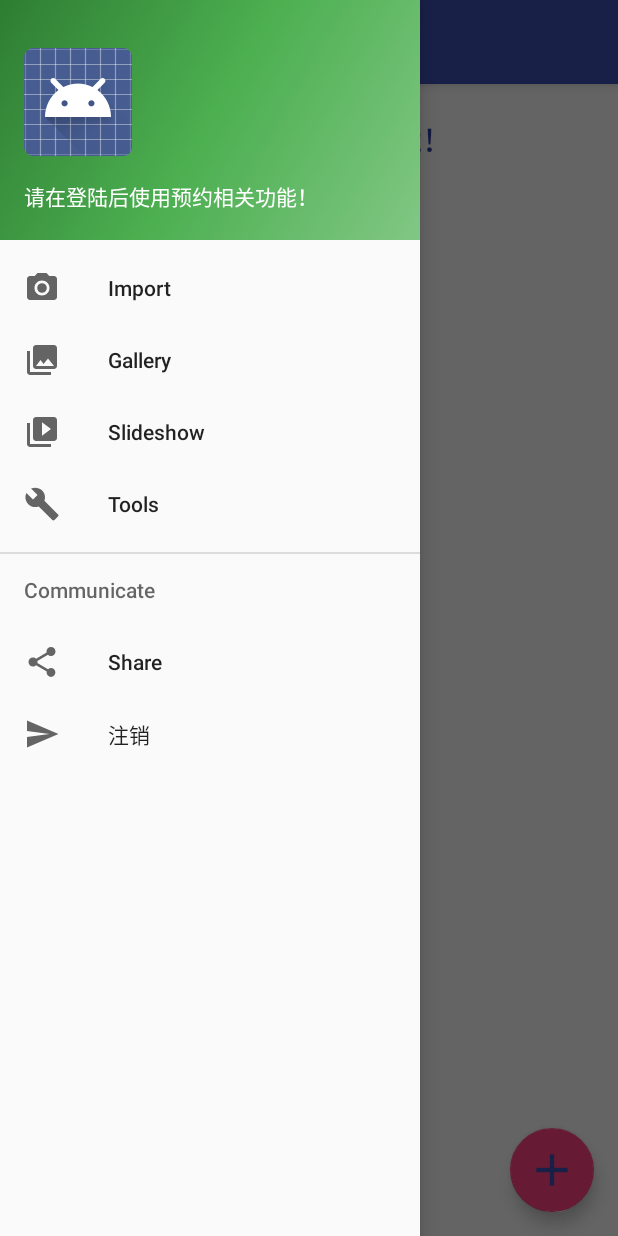
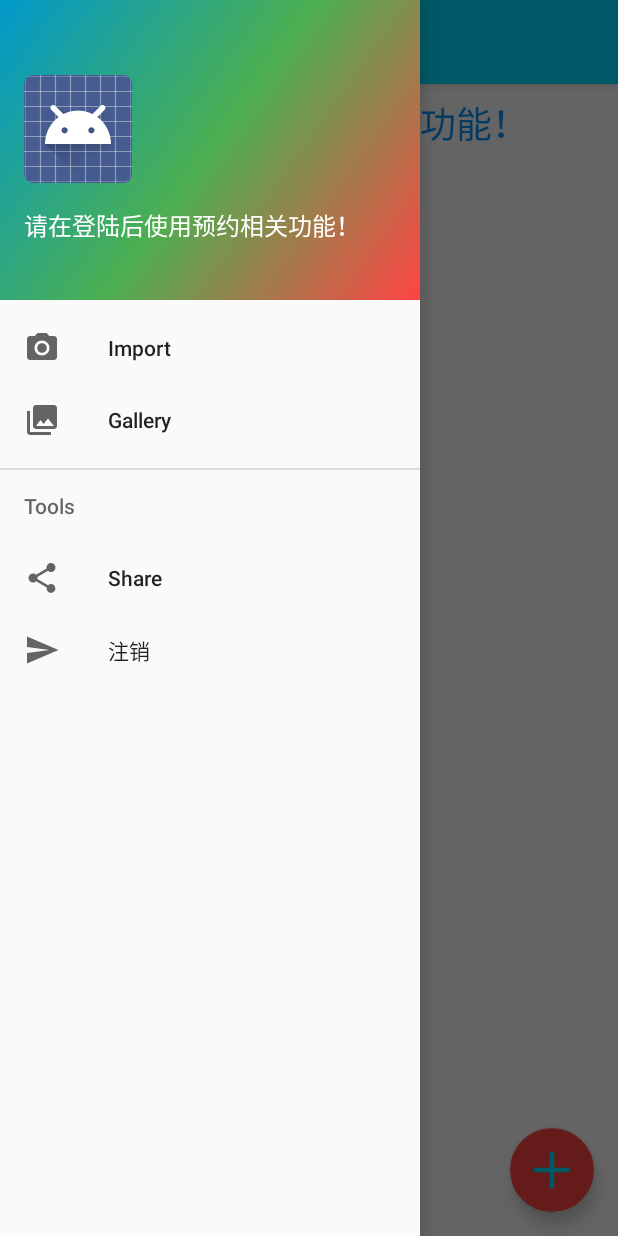
Before and after one commit to NARUTONBM/ReserveClassroom, an Android app: the screen it shows after launch (MainActivity), with the side drawer open, on a phone screen of 412 x 824 dp. Run offline under Robolectric (Android 15) with nearby library versions, the phone set to English and light mode, and no system bars; our stand-ins replace ButterKnife; 1 statement that could not run was skipped.

Commit message:
全局适配自定义主题，修复一些小bug

```diff
--- a/App/src/main/AndroidManifest.xml
+++ b/App/src/main/AndroidManifest.xml
@@ -15,7 +15,7 @@
         android:icon="@mipmap/ic_launcher"
         android:label="@string/app_name"
         android:supportsRtl="true"
-        android:theme="@style/AppTheme">
+        android:theme="@style/CustomLightBlue">
         <activity
             android:name=".activity.MainActivity"
             android:label="@string/app_name"
--- a/App/src/main/java/com/naruto/reserveclassroom/activity/MainActivity.java
+++ b/App/src/main/java/com/naruto/reserveclassroom/activity/MainActivity.java
@@ -51,7 +51,6 @@ public class MainActivity extends AppCompatActivity implements NavigationView.On
 	private Context mContext;
 	private AVUser currentUser = AVUser.getCurrentUser();
 	private TextView tv_mainpage_title;
-	private ListView lv_history;
 	private long exitTime = 0;// 创建一个记录退出时间的变量
 
 	@Override
@@ -81,7 +80,7 @@ public class MainActivity extends AppCompatActivity implements NavigationView.On
 		}
 		// 找到主页面的两个控件
 		tv_mainpage_title = (TextView) findViewById(R.id.tv_mainpage_title);
-		lv_history = (ListView) findViewById(R.id.lv_history);
+		ListView lv_history = (ListView) findViewById(R.id.lv_history);
 		if (!isLogin() || (!isLogin() && !TestNetworkStateUtil.isNetworkConnected(mContext))) {
 
 			tv_mainpage_title.setText("请在登陆后使用预约相关功能！");
@@ -341,14 +340,6 @@ public class MainActivity extends AppCompatActivity implements NavigationView.On
 
 			break;
 
-		case R.id.nav_slideshow:
-
-			break;
-
-		case R.id.nav_manage:
-
-			break;
-
 		case R.id.nav_share:
 
 			break;
@@ -430,6 +421,7 @@ public class MainActivity extends AppCompatActivity implements NavigationView.On
 			String phoneNumber = currentUserInfo.get(0).getMobilePhoneNumber();
 			tv_username.setText(username);
 			tv_userphone.setText(phoneNumber);
+			tv_mainpage_title.setText("教室借用记录");
 		} else {
 
 			// 未登陆，提示用户登录
--- a/App/src/main/java/com/naruto/reserveclassroom/activity/ReserveClassRoomActivity.java
+++ b/App/src/main/java/com/naruto/reserveclassroom/activity/ReserveClassRoomActivity.java
@@ -5,7 +5,6 @@ package com.naruto.reserveclassroom.activity;
 
 import android.content.Context;
 import android.content.Intent;
-import android.graphics.Color;
 import android.os.Build;
 import android.os.Bundle;
 import android.support.annotation.Nullable;
@@ -145,7 +144,7 @@ public class ReserveClassRoomActivity extends AppCompatActivity {
 				textView.setGravity(TEXT_ALIGNMENT_GRAVITY);
 			}
 			textView.setPadding(10, 10, 10, 10);
-			textView.setTextColor(Color.GREEN);
+			textView.setTextColor(getResources().getColor(R.color.blue_text));
 
 			return textView;
 		}
--- a/App/src/main/res/drawable/side_nav_bar.xml
+++ b/App/src/main/res/drawable/side_nav_bar.xml
@@ -3,7 +3,7 @@
     <gradient
         android:angle="135"
         android:centerColor="#4CAF50"
-        android:endColor="#2E7D32"
-        android:startColor="#81C784"
+        android:endColor="#0099cc"
+        android:startColor="#ff4444"
         android:type="linear"/>
 </shape>
--- a/App/src/main/res/layout/nav_header_main.xml
+++ b/App/src/main/res/layout/nav_header_main.xml
@@ -3,7 +3,7 @@
     xmlns:android="http://schemas.android.com/apk/res/android"
     xmlns:app="http://schemas.android.com/apk/res-auto"
     android:layout_width="match_parent"
-    android:layout_height="@dimen/nav_header_height"
+    android:layout_height="200dp"
     android:background="@drawable/side_nav_bar"
     android:gravity="bottom"
     android:orientation="vertical"
@@ -28,13 +28,13 @@
         android:layout_height="wrap_content"
         android:paddingTop="@dimen/nav_header_vertical_spacing"
         android:text="用户名"
-        android:textAppearance="@style/TextAppearance.AppCompat.Body1"/>
+        android:textAppearance="@style/TextAppearance.AppCompat.Subhead"/>
 
     <TextView
         android:id="@+id/tv_userphone"
         android:layout_width="match_parent"
         android:layout_height="wrap_content"
         android:text="手机号"
-        android:textAppearance="@style/TextAppearance.AppCompat.Body1"/>
+        android:textAppearance="@style/TextAppearance.AppCompat.Subhead"/>
 
 </LinearLayout>
--- a/App/src/main/res/menu/activity_main_drawer.xml
+++ b/App/src/main/res/menu/activity_main_drawer.xml
@@ -10,17 +10,9 @@
             android:id="@+id/nav_gallery"
             android:icon="@drawable/ic_menu_gallery"
             android:title="Gallery"/>
-        <item
-            android:id="@+id/nav_slideshow"
-            android:icon="@drawable/ic_menu_slideshow"
-            android:title="Slideshow"/>
-        <item
-            android:id="@+id/nav_manage"
-            android:icon="@drawable/ic_menu_manage"
-            android:title="Tools"/>
     </group>
 
-    <item android:title="Communicate">
+    <item android:title="Tools">
         <menu>
             <item
                 android:id="@+id/nav_share"
--- a/App/src/main/res/values-v21/styles.xml
+++ b/App/src/main/res/values-v21/styles.xml
@@ -5,4 +5,13 @@
         <item name="android:windowDrawsSystemBarBackgrounds">true</item>
         <item name="android:statusBarColor">@android:color/transparent</item>
     </style>
+    <style name="CustomLightBlue" parent="Theme.AppCompat.Light">
+        <item name="colorPrimary">@android:color/holo_blue_bright</item>
+        <item name="colorPrimaryDark">@android:color/holo_blue_dark</item>
+        <item name="colorAccent">@android:color/holo_red_light</item>
+        <item name="android:statusBarColor">@android:color/holo_blue_bright</item>
+        <item name="android:colorForeground">@android:color/holo_blue_bright</item>
+        <item name="android:navigationBarColor">@android:color/holo_blue_bright</item>
+        <item name="android:textColorPrimary">@android:color/primary_text_light</item>
+    </style>
 </resources>
--- a/App/src/main/res/values/styles.xml
+++ b/App/src/main/res/values/styles.xml
@@ -3,9 +3,9 @@
     <!-- Base application theme. -->
     <style name="AppTheme" parent="Theme.AppCompat.Light.DarkActionBar">
         <!-- Customize your theme here. -->
-        <item name="colorPrimary">@color/colorPrimary</item>
-        <item name="colorPrimaryDark">@color/colorPrimaryDark</item>
-        <item name="colorAccent">@color/colorAccent</item>
+        <item name="colorPrimary">@android:color/holo_blue_bright</item>
+        <item name="colorPrimaryDark">@android:color/holo_blue_dark</item>
+        <item name="colorAccent">@android:color/holo_red_light</item>
     </style>
     <style name="AppTheme.NoActionBar">
         <item name="windowActionBar">false</item>
@@ -19,5 +19,20 @@
         <item name="android:layout_height">1dp</item>
         <item name="android:background">@color/stroke</item>
     </style>
+    <style name="CustomLightBlue" parent="Theme.AppCompat.Light">
+        <item name="colorPrimary">@android:color/holo_blue_bright</item>
+        <item name="colorPrimaryDark">@android:color/holo_blue_dark</item>
+        <item name="colorAccent">@android:color/holo_red_light</item>
+        <item name="android:colorForeground">@android:color/holo_blue_bright</item>
+        <item name="android:textColorPrimary">@android:color/primary_text_light</item>
+    </style>
+    <style name="PaddingLayout">
+        <item name="android:paddingLeft">16sp</item>
+        <item name="android:paddingRight">16sp</item>
+        <item name="android:paddingTop">8sp</item>
+        <item name="android:paddingBottom">8sp</item>
+        <item name="android:layout_height">wrap_content</item>
+        <item name="android:layout_width">match_parent</item>
+    </style>
 
 </resources>
```
Also changed, not shown: App/src/main/java/com/naruto/reserveclassroom/activity/LoginActivity.java (+8 -12 lines), App/src/main/res/layout/activity_user_info.xml (+15 -25 lines), App/src/main/res/layout/activity_user_login.xml (+11 -22 lines), App/src/main/res/layout/activity_user_register.xml (+2 -7 lines), App/src/main/res/layout/content_main.xml (+5 -7 lines), App/src/main/res/mipmap-hdpi/add.png.
